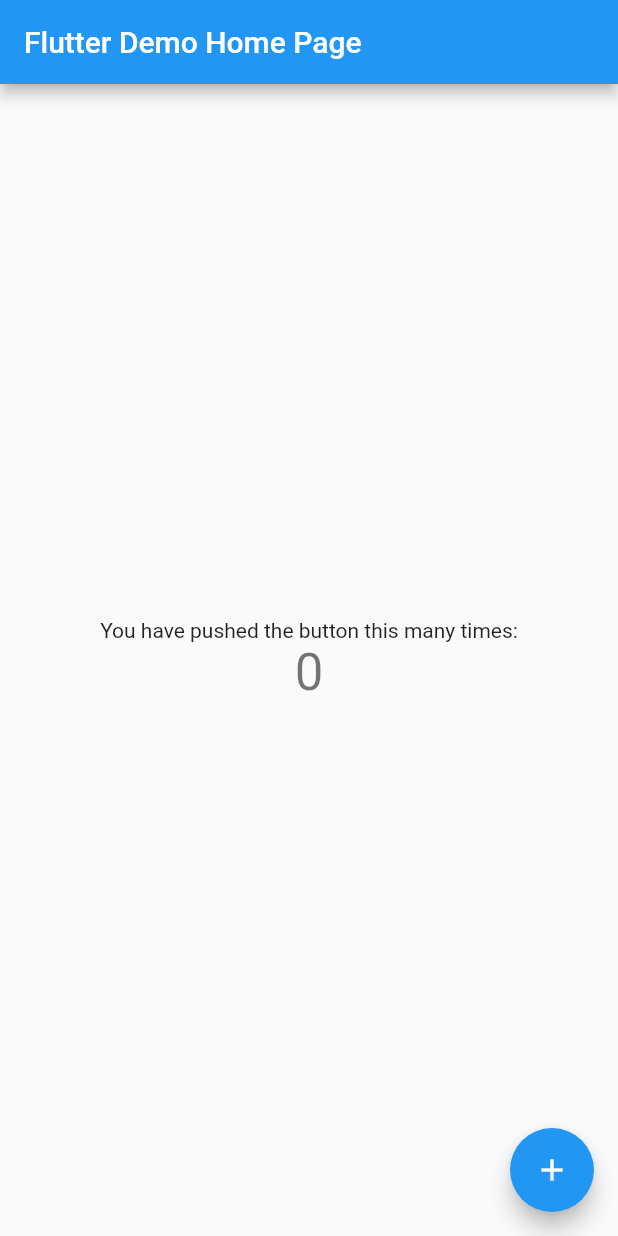
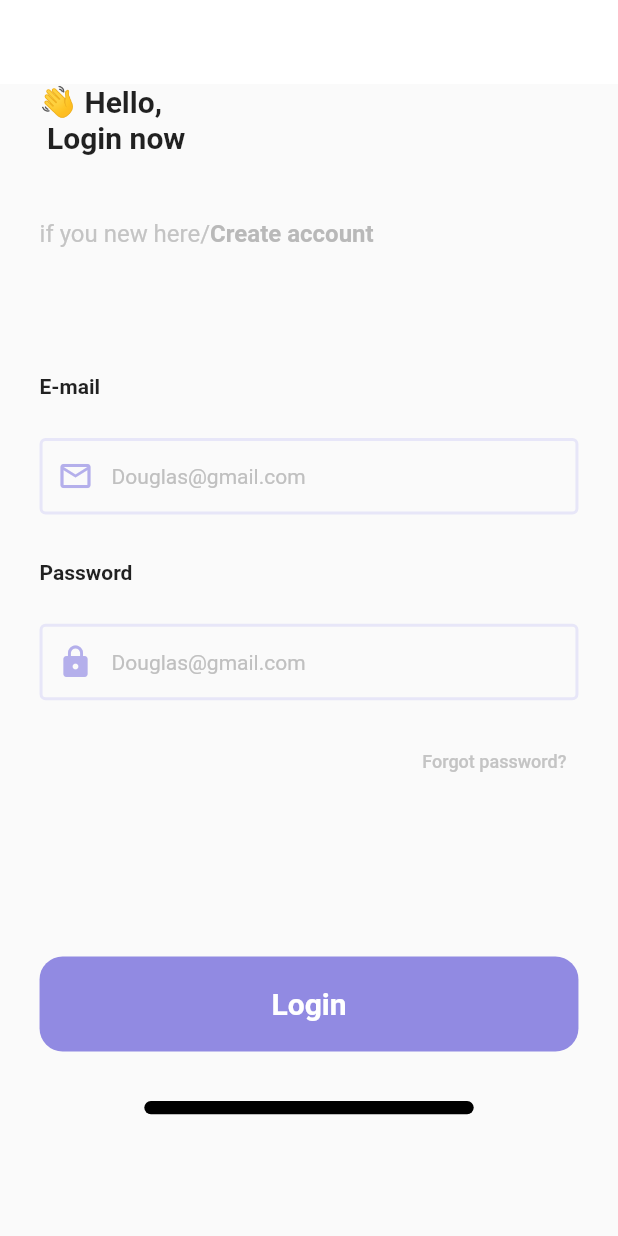
Before and after one commit to DouglasbDev/app-challenge-two-fteam, a Flutter app: the screen it shows after launch, on a phone screen of 412 x 824 dp. Run offline on Flutter 3.47's test engine with Material 2 defaults, Android fonts, the light colour scheme and no system bars.

Commit message:
create screen one, two, three

```diff
--- a/lib/main.dart
+++ b/lib/main.dart
@@ -1,115 +1,21 @@
 import 'package:flutter/material.dart';
+import 'package:qlorian/qlorian.dart';
+import 'src/views/login_page/login_page.dart';
 
 void main() {
-  runApp(const MyApp());
+  runApp(const qlorianApp());
 }
 
-class MyApp extends StatelessWidget {
-  const MyApp({Key? key}) : super(key: key);
+class qlorianApp extends StatelessWidget {
+  const qlorianApp({Key? key}) : super(key: key);
 
-  // This widget is the root of your application.
   @override
   Widget build(BuildContext context) {
     return MaterialApp(
-      title: 'Flutter Demo',
-      theme: ThemeData(
-        // This is the theme of your application.
-        //
-        // Try running your application with "flutter run". You'll see the
-        // application has a blue toolbar. Then, without quitting the app, try
-        // changing the primarySwatch below to Colors.green and then invoke
-        // "hot reload" (press "r" in the console where you ran "flutter run",
-        // or simply save your changes to "hot reload" in a Flutter IDE).
-        // Notice that the counter didn't reset back to zero; the application
-        // is not restarted.
-        primarySwatch: Colors.blue,
-      ),
-      home: const MyHomePage(title: 'Flutter Demo Home Page'),
+      debugShowCheckedModeBanner: false,
+      title: 'qlorian',
+      theme: themeLight,
+      home: const LoginPage(),
     );
   }
 }
-
-class MyHomePage extends StatefulWidget {
-  const MyHomePage({Key? key, required this.title}) : super(key: key);
-
-  // This widget is the home page of your application. It is stateful, meaning
-  // that it has a State object (defined below) that contains fields that affect
-  // how it looks.
-
-  // This class is the configuration for the state. It holds the values (in this
-  // case the title) provided by the parent (in this case the App widget) and
-  // used by the build method of the State. Fields in a Widget subclass are
-  // always marked "final".
-
-  final String title;
-
-  @override
-  State<MyHomePage> createState() => _MyHomePageState();
-}
-
-class _MyHomePageState extends State<MyHomePage> {
-  int _counter = 0;
-
-  void _incrementCounter() {
-    setState(() {
-      // This call to setState tells the Flutter framework that something has
-      // changed in this State, which causes it to rerun the build method below
-      // so that the display can reflect the updated values. If we changed
-      // _counter without calling setState(), then the build method would not be
-      // called again, and so nothing would appear to happen.
-      _counter++;
-    });
-  }
-
-  @override
-  Widget build(BuildContext context) {
-    // This method is rerun every time setState is called, for instance as done
-    // by the _incrementCounter method above.
-    //
-    // The Flutter framework has been optimized to make rerunning build methods
-    // fast, so that you can just rebuild anything that needs updating rather
-    // than having to individually change instances of widgets.
-    return Scaffold(
-      appBar: AppBar(
-        // Here we take the value from the MyHomePage object that was created by
-        // the App.build method, and use it to set our appbar title.
-        title: Text(widget.title),
-      ),
-      body: Center(
-        // Center is a layout widget. It takes a single child and positions it
-        // in the middle of the parent.
-        child: Column(
-          // Column is also a layout widget. It takes a list of children and
-          // arranges them vertically. By default, it sizes itself to fit its
-          // children horizontally, and tries to be as tall as its parent.
-          //
-          // Invoke "debug painting" (press "p" in the console, choose the
-          // "Toggle Debug Paint" action from the Flutter Inspector in Android
-          // Studio, or the "Toggle Debug Paint" command in Visual Studio Code)
-          // to see the wireframe for each widget.
-          //
-          // Column has various properties to control how it sizes itself and
-          // how it positions its children. Here we use mainAxisAlignment to
-          // center the children vertically; the main axis here is the vertical
-          // axis because Columns are vertical (the cross axis would be
-          // horizontal).
-          mainAxisAlignment: MainAxisAlignment.center,
-          children: <Widget>[
-            const Text(
-              'You have pushed the button this many times:',
-            ),
-            Text(
-              '$_counter',
-              style: Theme.of(context).textTheme.headline4,
-            ),
-          ],
-        ),
-      ),
-      floatingActionButton: FloatingActionButton(
-        onPressed: _incrementCounter,
-        tooltip: 'Increment',
-        child: const Icon(Icons.add),
-      ), // This trailing comma makes auto-formatting nicer for build methods.
-    );
-  }
-}
--- /dev/null
+++ b/lib/src/views/login_page/login_page.dart
@@ -0,0 +1,134 @@
+import 'package:app_challenge_two_fteam/src/views/sign_up_page/sign_up_page.dart';
+import 'package:flutter/material.dart';
+import 'package:qlorian/qlorian.dart';
+
+class LoginPage extends StatelessWidget {
+  const LoginPage({super.key});
+
+  @override
+  Widget build(BuildContext context) {
+    final size = MediaQuery.of(context).size;
+    double widthSize = size.width;
+    double heightSize = size.height;
+    return Scaffold(
+      appBar: AppBar(
+        backgroundColor: Colors.white,
+        elevation: 0,
+      ),
+      body: SingleChildScrollView(
+        child: Padding(
+          padding: EdgeInsets.only(
+            left: widthSize * 0.064,
+            right: widthSize * 0.064,
+          ),
+          child: Column(
+            crossAxisAlignment: CrossAxisAlignment.start,
+            mainAxisAlignment: MainAxisAlignment.center,
+            children: [
+              Row(
+                children: const [
+                  Text(
+                    '👋 Hello,\n Login now',
+                    style: TextStyle(fontSize: 20, fontWeight: FontWeight.bold),
+                  )
+                ],
+              ),
+              SizedBox(
+                height: widthSize * 0.0693,
+              ),
+              Row(
+                children: [
+                  const Text(
+                    'if you new here/',
+                    style: TextStyle(fontSize: 16, color: Color(0xffC4C4C4)),
+                  ),
+                  TextButton(
+                    style: TextButton.styleFrom(
+                      padding: EdgeInsets.zero,
+                    ),
+                    onPressed: () {
+                      Navigator.push(
+                        context,
+                        MaterialPageRoute(
+                            builder: (context) => const SignUpPage()),
+                      );
+                    },
+                    child: const Text(
+                      'Create account',
+                      style: TextStyle(
+                          fontWeight: FontWeight.w600,
+                          fontSize: 16,
+                          color: Color(0xffB9B9B9)),
+                    ),
+                  )
+                ],
+              ),
+              SizedBox(
+                height: widthSize * 0.170,
+              ),
+              const Text(
+                'E-mail',
+                style: TextStyle(fontSize: 14, fontWeight: FontWeight.w600),
+              ),
+              SizedBox(height: widthSize * 0.064),
+              const WidgetTextFormField(
+                prefix: Icons.email_outlined,
+                hintText: 'Douglas@gmail.com',
+              ),
+              SizedBox(height: widthSize * 0.074),
+              const Text('Password',
+                  style: TextStyle(fontSize: 14, fontWeight: FontWeight.w600)),
+              SizedBox(
+                height: widthSize * 0.064,
+              ),
+              const WidgetTextFormField(
+                prefix: Icons.lock,
+                hintText: 'Douglas@gmail.com',
+              ),
+              Row(
+                mainAxisAlignment: MainAxisAlignment.end,
+                children: [
+                  Padding(
+                      padding: EdgeInsets.only(
+                        top: widthSize * 0.042,
+                      ),
+                      child: TextButton(
+                        onPressed: () {},
+                        child: const Text(
+                          'Forgot password?',
+                          style:
+                              TextStyle(fontSize: 12, color: Color(0xffC4C4C4)),
+                        ),
+                      )),
+                ],
+              ),
+              SizedBox(height: widthSize * 0.256),
+              const WidgetButton(
+                title: Text(
+                  'Login',
+                  style: TextStyle(
+                      fontSize: 20,
+                      color: Colors.white,
+                      fontWeight: FontWeight.w600),
+                ),
+              ),
+              SizedBox(height: widthSize * 0.08),
+              Align(
+                alignment: Alignment.center,
+                child: Container(
+                  margin: EdgeInsets.only(bottom: widthSize * 0.016),
+                  height: widthSize * 0.0213,
+                  width: widthSize * 0.533,
+                  decoration: BoxDecoration(
+                    borderRadius: BorderRadius.circular(widthSize * 0.08),
+                    color: Colors.black,
+                  ),
+                ),
+              )
+            ],
+          ),
+        ),
+      ),
+    );
+  }
+}
--- /dev/null
+++ b/libraries/qlorian/lib/src/theme/theme.dart
@@ -0,0 +1,4 @@
+import 'package:flutter/material.dart';
+
+final themeLight =
+    ThemeData(primaryColor: Color(0xffFAFAFA), backgroundColor: Colors.black);
--- /dev/null
+++ b/libraries/qlorian/lib/src/widgets/widget_button.dart
@@ -0,0 +1,33 @@
+import 'package:flutter/material.dart';
+
+class WidgetButton extends StatefulWidget {
+  final Widget? title;
+  final Function()? onPressed;
+  const WidgetButton({super.key, this.title, this.onPressed});
+
+  @override
+  State<WidgetButton> createState() => _WidgetButtonState();
+}
+
+class _WidgetButtonState extends State<WidgetButton> {
+  @override
+  Widget build(BuildContext context) {
+    final size = MediaQuery.of(context).size;
+    double widthSize = size.width;
+    double heightSize = size.height;
+    return Material(
+      color: const Color(0xff918AE2),
+      borderRadius: BorderRadius.circular(widthSize * 0.0373),
+      child: InkWell(
+        borderRadius: BorderRadius.circular(widthSize * 0.0373),
+        onTap: widget.onPressed,
+        child: Container(
+          height: widthSize * 0.154,
+          width: widthSize * 0.872,
+          alignment: Alignment.center,
+          child: widget.title,
+        ),
+      ),
+    );
+  }
+}
--- /dev/null
+++ b/libraries/qlorian/lib/src/widgets/widget_text_form_field.dart
@@ -0,0 +1,33 @@
+import 'package:flutter/material.dart';
+
+class WidgetTextFormField extends StatelessWidget {
+  final IconData? prefix;
+  final String? hintText;
+  const WidgetTextFormField({super.key, this.prefix, this.hintText});
+
+  @override
+  Widget build(BuildContext context) {
+    final size = MediaQuery.of(context).size;
+    double widthSize = size.width;
+    double heightSize = size.height;
+    return TextFormField(
+      decoration: InputDecoration(
+          isDense: true,
+          border: OutlineInputBorder(
+            borderSide: const BorderSide(width: 2, color: Color(0xffE7E6F8)),
+            borderRadius: BorderRadius.circular(10),
+          ),
+          enabledBorder: const OutlineInputBorder(
+              borderSide: BorderSide(width: 2, color: Color(0xffE7E6F8))),
+          focusedBorder: const OutlineInputBorder(
+              borderSide: BorderSide(width: 2, color: Color(0xffE7E6F8))),
+          prefixIcon: Icon(
+            prefix,
+            size: 24,
+            color: const Color(0xffB4AFEB),
+          ),
+          hintText: hintText,
+          hintStyle: const TextStyle(fontSize: 14, color: Color(0xffC0C0C0))),
+    );
+  }
+}
--- a/pubspec.yaml
+++ b/pubspec.yaml
@@ -3,7 +3,7 @@
 
 # The following line prevents the package from being accidentally published to
 # pub.dev using `flutter pub publish`. This is preferred for private packages.
-publish_to: 'none' # Remove this line if you wish to publish to pub.dev
+publish_to: "none" # Remove this line if you wish to publish to pub.dev
 
 # The following defines the version and build number for your application.
 # A version number is three numbers separated by dots, like 1.2.43
@@ -27,9 +27,10 @@
 # the latest version available on pub.dev. To see which dependencies have newer
 # versions available, run `flutter pub outdated`.
 dependencies:
+  qlorian:
+    path: libraries/qlorian
   flutter:
     sdk: flutter
-
 
   # The following adds the Cupertino Icons font to your application.
   # Use with the CupertinoIcons class for iOS style icons.
@@ -51,7 +52,6 @@
 
 # The following section is specific to Flutter packages.
 flutter:
-
   # The following line ensures that the Material Icons font is
   # included with your application, so that you can use the icons in
   # the material Icons class.
```
Also changed, not shown: lib/src/views/settings_page/settings_page.dart (added, +113 -0 lines), lib/src/views/sign_up_page/sign_up_page.dart (added, +125 -0 lines), libraries/qlorian/lib/qlorian.dart (+3 -5 lines), pubspec.lock, 1 other file.
